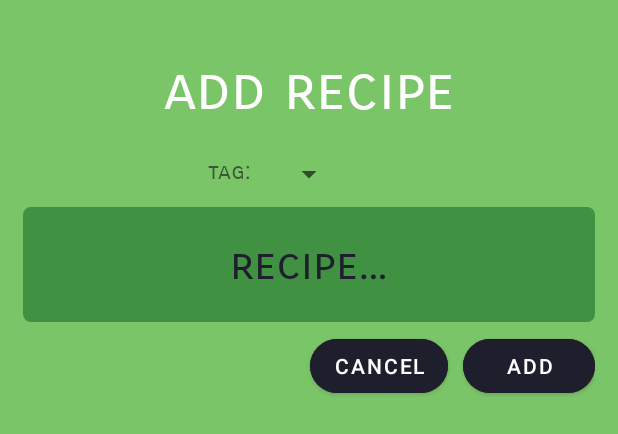
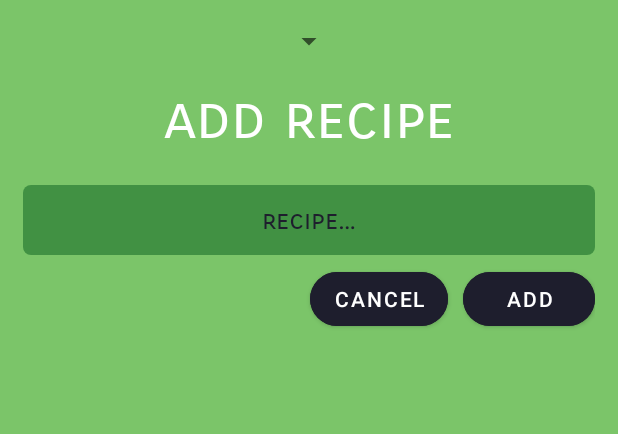
Before and after one commit to OmarBenhmuda/Preppy, an Android app: the layout dialog_add_recipe.xml on its own in the app's theme, with its tools: preview values and no code run, on a phone screen of 412 x 824 dp. Shown: the top 434 px of the screen. Run offline under Robolectric (Android 15) with nearby library versions, the phone set to English and light mode, and no system bars.

Commit message:
Fixed some bugs

```diff
--- a/app/build.gradle
+++ b/app/build.gradle
@@ -18,6 +18,7 @@ android {
     buildTypes {
         release {
             minifyEnabled true
+            shrinkResources true
             proguardFiles getDefaultProguardFile('proguard-android-optimize.txt'), 'proguard-rules.pro'
         }
     }
--- a/app/src/main/java/com/preppyapp/preppy/dialogs/AddRecipeDialog.java
+++ b/app/src/main/java/com/preppyapp/preppy/dialogs/AddRecipeDialog.java
@@ -97,10 +97,11 @@ public class AddRecipeDialog extends AppCompatDialogFragment {
         tagRef.get().addOnSuccessListener(new OnSuccessListener<DocumentSnapshot>() {
             @Override
             public void onSuccess(DocumentSnapshot documentSnapshot) {
+                tags.add(0, "no tag");
                 if (documentSnapshot.exists()) {
                     Tags retrievedTags = documentSnapshot.toObject(Tags.class);
                     assert retrievedTags != null;
-                    tags = retrievedTags.getTags();
+                    tags.addAll(retrievedTags.getTags());
                 }
 
 
--- a/app/src/main/res/layout/activity_main.xml
+++ b/app/src/main/res/layout/activity_main.xml
@@ -10,8 +10,7 @@
         android:id="@+id/banner"
         android:layout_width="match_parent"
         android:layout_height="95dp"
-        android:background="@color/gray">
-    </FrameLayout>
+        android:background="@color/gray"></FrameLayout>
 
 
     <TextView
@@ -63,7 +62,7 @@
 
     <com.google.android.material.bottomnavigation.BottomNavigationView
         android:id="@+id/bottom_navigation"
-        android:layout_width="wrap_content"
+        android:layout_width="match_parent"
         android:layout_height="wrap_content"
         android:layout_alignParentBottom="true"
         android:layout_gravity="bottom"
--- a/app/src/main/res/layout/activity_recipe.xml
+++ b/app/src/main/res/layout/activity_recipe.xml
@@ -4,6 +4,8 @@
     xmlns:tools="http://schemas.android.com/tools"
     android:layout_width="match_parent"
     android:layout_height="match_parent"
+    android:focusable="true"
+    android:focusableInTouchMode="true"
     tools:context=".RecipeActivity">
 
     <FrameLayout
@@ -82,7 +84,6 @@
             android:layout_margin="10dp"
             android:autofillHints=""
             android:background="@drawable/edit_text_white"
-            android:focusable="false"
             android:fontFamily="sans-serif-smallcaps"
             android:hint="@string/ingredientEditText"
             android:inputType="textAutoComplete"
@@ -97,7 +98,6 @@
             android:layout_toEndOf="@id/recipeActivity_addIngredient_editText"
             android:autofillHints=""
             android:background="@drawable/edit_text_white"
-            android:focusable="false"
             android:fontFamily="sans-serif-smallcaps"
             android:hint="@string/amount"
             android:inputType="text"
--- a/app/src/main/res/layout/dialog_add_recipe.xml
+++ b/app/src/main/res/layout/dialog_add_recipe.xml
@@ -6,41 +6,28 @@
     android:background="@color/green"
     android:padding="15dp">
 
-
-    <TextView
-        android:layout_width="wrap_content"
-        android:layout_height="wrap_content"
-        android:layout_below="@id/addRecipeTextView"
-        android:layout_toStartOf="@id/dialog_recipe_recipeTagSpinner"
-        android:fontFamily="sans-serif-smallcaps"
-        android:text="tag: "
-        android:textSize="16sp" />
-
     <Spinner
         android:id="@+id/dialog_recipe_recipeTagSpinner"
         style="@style/SpinnerTheme"
         android:layout_width="wrap_content"
         android:layout_height="wrap_content"
-        android:layout_below="@id/addRecipeTextView"
         android:layout_centerHorizontal="true"
-        android:layout_marginHorizontal="30dp"
         android:autofillHints=""
-        android:layout_marginStart="10dp"
         android:fontFamily="sans-serif-smallcaps"
         android:hint="@string/enter_recipe_tag"
         android:inputType="text"
-        android:padding="10dp"
         android:textAlignment="center"
         android:textColor="@color/white"
         android:textColorHint="@color/gray" />
+
 
     <TextView
         android:id="@+id/addRecipeTextView"
         android:layout_width="wrap_content"
         android:layout_height="wrap_content"
+        android:layout_below="@id/dialog_recipe_recipeTagSpinner"
         android:layout_centerHorizontal="true"
-        android:layout_marginTop="10dp"
-        android:layout_marginBottom="10dp"
+        android:layout_marginTop="5dp"
         android:fontFamily="sans-serif-smallcaps"
         android:padding="10dp"
         android:text="@string/add_recipe"
@@ -51,7 +38,7 @@
         android:id="@+id/dialog_recipe_recipeNameEditText"
         android:layout_width="match_parent"
         android:layout_height="wrap_content"
-        android:layout_below="@id/dialog_recipe_recipeTagSpinner"
+        android:layout_below="@id/addRecipeTextView"
         android:layout_centerHorizontal="true"
         android:layout_marginTop="10dp"
         android:autofillHints=""
@@ -60,11 +47,10 @@
         android:hint="@string/recipe_input"
         android:inputType="text"
         android:maxLength="19"
-        android:padding="20dp"
+        android:padding="12dp"
         android:textAlignment="center"
         android:textColor="@color/white"
-        android:textColorHint="@color/gray"
-        android:textSize="30sp" />
+        android:textColorHint="@color/gray" />
 
 
     <com.google.android.material.button.MaterialButton
--- a/app/src/main/res/values/strings.xml
+++ b/app/src/main/res/values/strings.xml
@@ -42,4 +42,5 @@
     <string name="logo">logo</string>
     <string name="send_feedback">send feedback</string>
     <string name="tag">tag</string>
+    <string name="tag_dialog">tag:</string>
 </resources>
```
Also changed, not shown: app/src/main/java/com/preppyapp/preppy/RecipeActivity.java (+7 -6 lines), app/src/main/java/com/preppyapp/preppy/RecipesFragment.java (+10 -4 lines), app/src/main/res/drawable/ic_logo.png, 2 other files.
